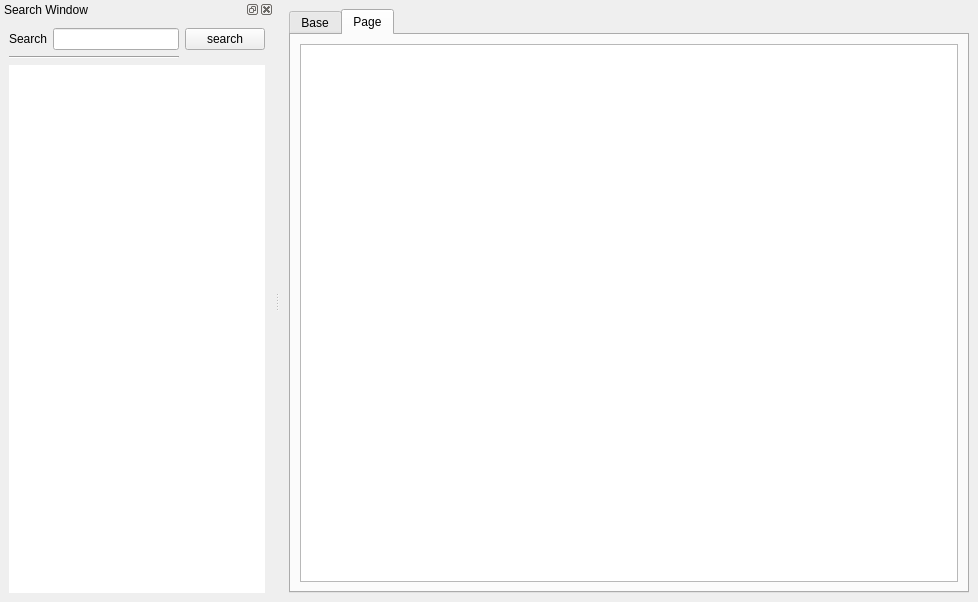
Before: the Qt Designer form web_ui.ui in Dsypasit/web_crawler, drawn with Qt 5.
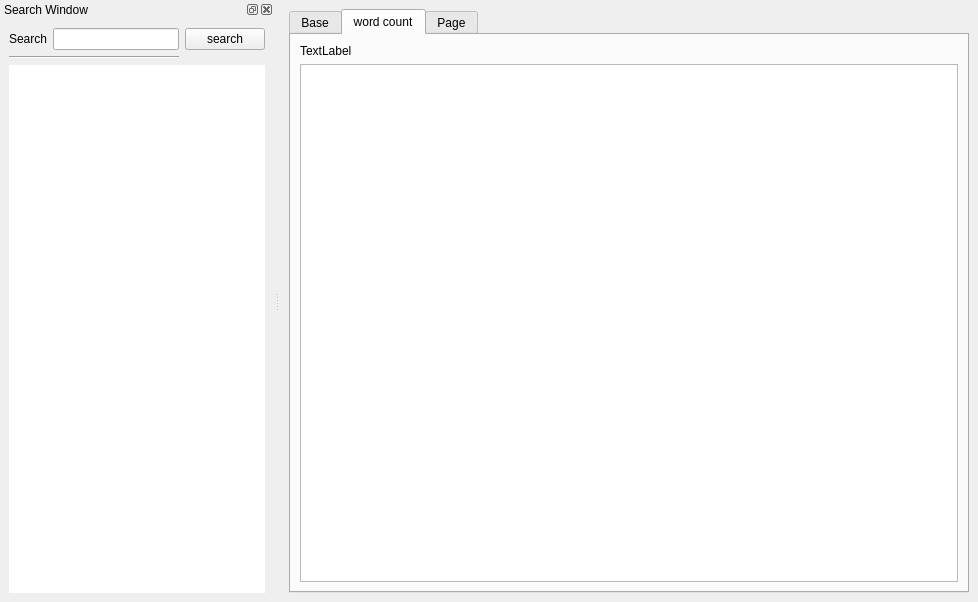
After: the same form once the commit is applied. Icons and pictures are not drawn.

Commit message: feat: add counter tab in gui

```diff
--- a/web_ui.ui
+++ b/web_ui.ui
@@ -72,6 +72,23 @@
         </item>
        </layout>
       </widget>
+      <widget class="QWidget" name="tab">
+       <attribute name="title">
+        <string>word count</string>
+       </attribute>
+       <layout class="QGridLayout" name="gridLayout_4">
+        <item row="0" column="0">
+         <widget class="QLabel" name="label">
+          <property name="text">
+           <string>TextLabel</string>
+          </property>
+         </widget>
+        </item>
+        <item row="1" column="0">
+         <widget class="QTableView" name="tableView"/>
+        </item>
+       </layout>
+      </widget>
       <widget class="QWidget" name="keyword_tab">
        <property name="accessibleDescription">
         <string notr="true"/>
```
The commit also changes 5 other files.
